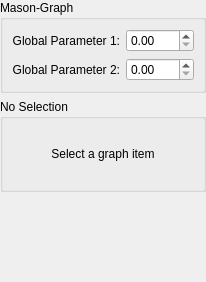
This is src/gui/widgets/editdockwidget.ui in saschpe/masonry as Qt 5 draws it before an edit. The edited form follows.
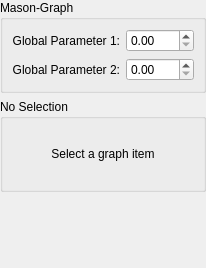
This is the edited form.

Commit message: Changed the order of the 'Graph' and 'View' toolbars and made the 'Edit' dock widget non-closable. Also removed the corresponding QAction, the 'Edit' dock widget shall be visible/usable at all time.

Diff of the .ui file:
```diff
--- a/src/gui/widgets/editdockwidget.ui
+++ b/src/gui/widgets/editdockwidget.ui
@@ -7,9 +7,12 @@
     <x>0</x>
     <y>0</y>
     <width>206</width>
-    <height>282</height>
+    <height>268</height>
    </rect>
   </property>
+  <property name="features">
+   <set>QDockWidget::DockWidgetFloatable|QDockWidget::DockWidgetMovable</set>
+  </property>
   <property name="windowTitle">
    <string>Edit</string>
   </property>
```
Left out of the diff: 13 changed lines with no effect on the pictures. The commit also changes 2 other files.
